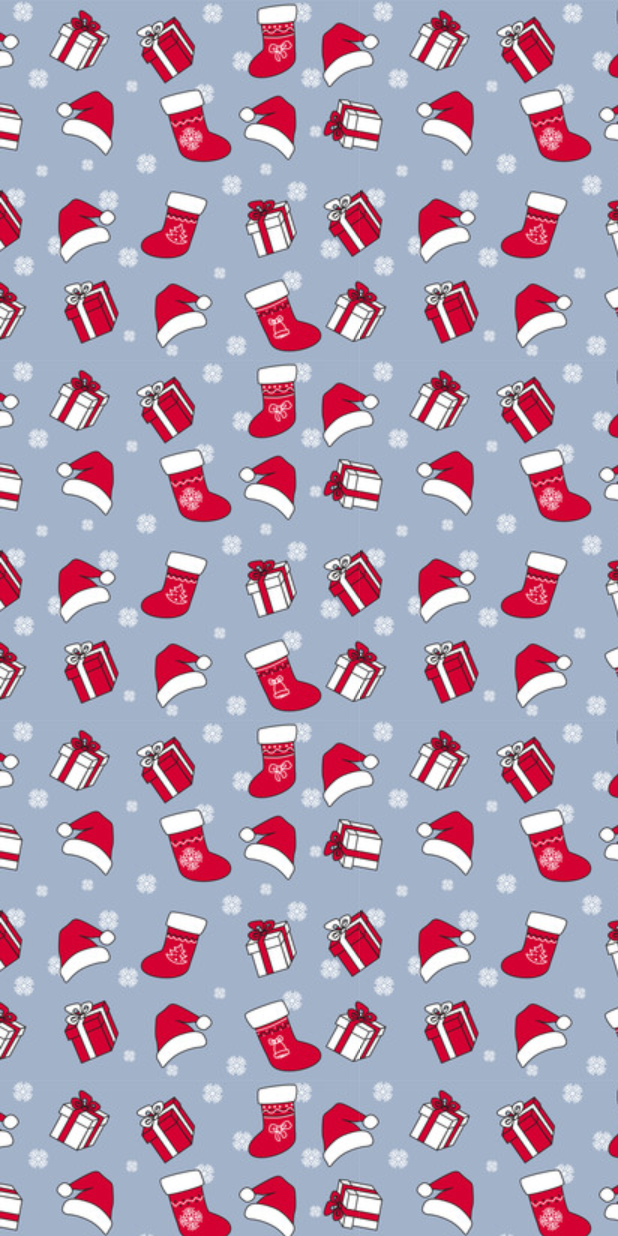
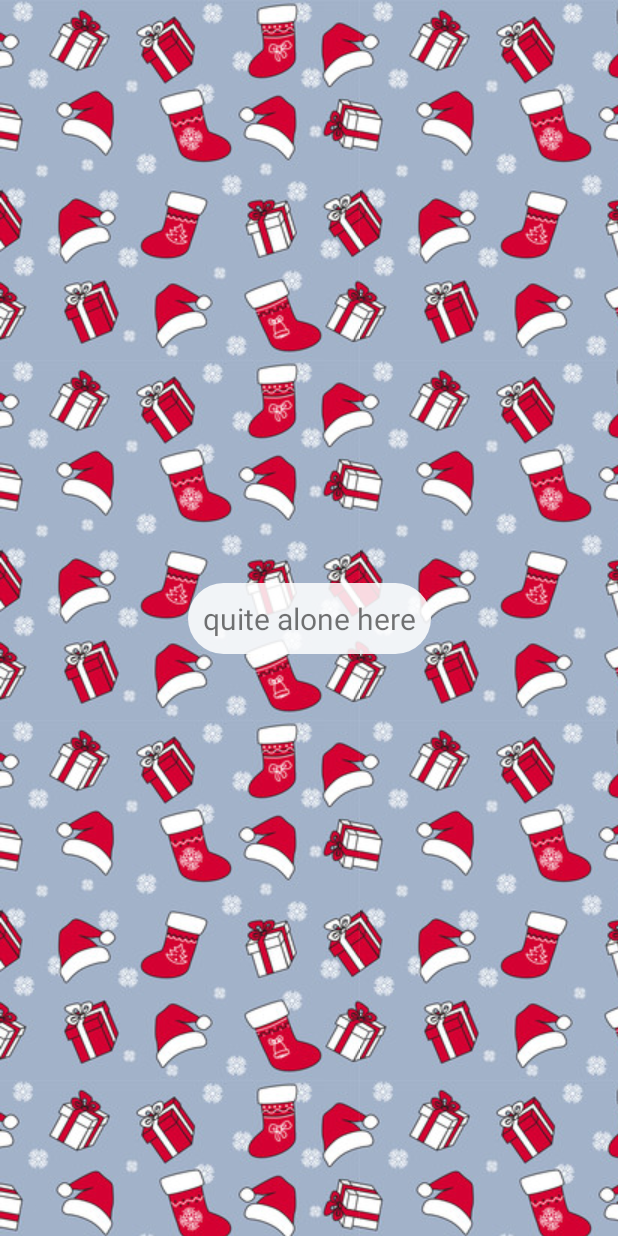
Before and after one commit to duckonmoon/secret-santa-app, an Android app: the fragment DeletedGroupsFragment shown on its own in the app's theme, on a phone screen of 412 x 824 dp. Run offline under Robolectric (Android 15) with nearby library versions, the phone set to English and light mode, and no system bars; our stand-ins replace Dagger/Hilt's generated code, Firebase (no records; nobody signed in at launch, a user with empty details on screens opened directly); libraries missing offline, so code that uses them is left out: uk.co.chrisjenx.

Commit message:
message about nogroups"

```diff
--- a/app/src/main/java/com/softserveinc/test/secretsanta/fragment/group/DeletedGroupsFragment.kt
+++ b/app/src/main/java/com/softserveinc/test/secretsanta/fragment/group/DeletedGroupsFragment.kt
@@ -69,7 +69,7 @@ class DeletedGroupsFragment : Fragment() {
                 viewModel.groups = Mapper.mapFromDataSnapshotGroupsToStringGroups(dataSnapshot)
                 try {
                     mView.spinner.visibility = View.GONE
-
+                    checkIfGroupsExists()
                     mView.recycler_view.adapter = SimpleGroupAdapter(viewModel.groups, onItemIterationListener)
                 } catch (e: Exception) {
                 }
@@ -86,4 +86,12 @@ class DeletedGroupsFragment : Fragment() {
         super.onResume()
         getUpdate()
     }
+
+    private fun checkIfGroupsExists() {
+        mView.alone_view.visibility = if (viewModel.groups.isEmpty()) {
+            View.VISIBLE
+        } else {
+            View.GONE
+        }
+    }
 }
--- a/app/src/main/res/layout/fragment_passive_groups.xml
+++ b/app/src/main/res/layout/fragment_passive_groups.xml
@@ -36,6 +36,21 @@
             app:layout_constraintTop_toTopOf="parent"
             tools:listitem="@layout/member_item" />
 
+        <TextView
+            android:id="@+id/alone_view"
+            android:layout_width="wrap_content"
+            android:layout_height="wrap_content"
+            android:visibility="gone"
+            android:padding="10dp"
+            android:text="@string/quite_alone_here"
+            android:background="@drawable/rectangle_with_rounded_angles_almost_white"
+            android:textSize="20sp"
+            fontPath="fonts/Sail-Regular.otf"
+            app:layout_constraintBottom_toBottomOf="parent"
+            app:layout_constraintTop_toTopOf="parent"
+            app:layout_constraintStart_toStartOf="parent"
+            app:layout_constraintEnd_toEndOf="parent"/>
+
 
     </android.support.constraint.ConstraintLayout>
 
--- a/app/src/main/res/values/strings.xml
+++ b/app/src/main/res/values/strings.xml
@@ -69,4 +69,5 @@
     <string name="his_wishlist">%s\'s WishList</string>
     <string name="trash">Trash</string>
     <string name="confirm_move_group_to_trash">Move %s to trash?</string>
+    <string name="quite_alone_here">quite alone here</string>
 </resources>
```
Also changed, not shown: app/src/main/java/com/softserveinc/test/secretsanta/activity/GroupsActivity.kt (+10 -0 lines), app/src/main/java/com/softserveinc/test/secretsanta/fragment/group/PassiveGroupsFragment.kt (+10 -1 lines), app/src/main/res/layout/content_groups.xml (+16 -0 lines).
